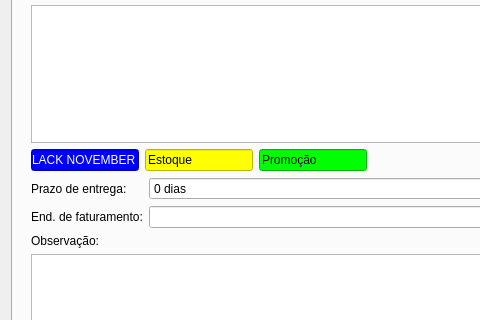
Old version of the form ui/venda.ui in the repository darktorres/ERP-STACCATO; both pictures show x 0 to 480 and y 201 to 521 of the 1374 by 690 pixel window.
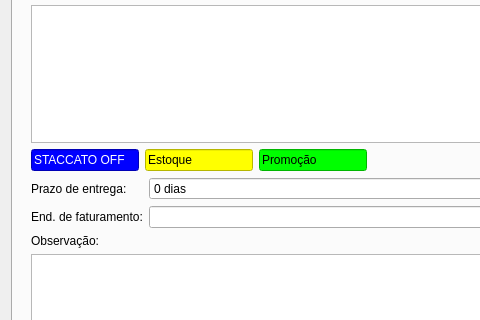
New version of the form. Custom widgets are drawn as their Qt base class.

Commit message: Alterado 'BLACK NOVEMBER' para 'STACCATO OFF'

```diff
--- a/ui/venda.ui
+++ b/ui/venda.ui
@@ -98,7 +98,7 @@
 color: rgb(255, 255, 255);</string>
                </property>
                <property name="text">
-                <string>BLACK NOVEMBER</string>
+                <string>STACCATO OFF</string>
                </property>
                <property name="readOnly">
                 <bool>true</bool>
```
The commit also changes 4 other files.
